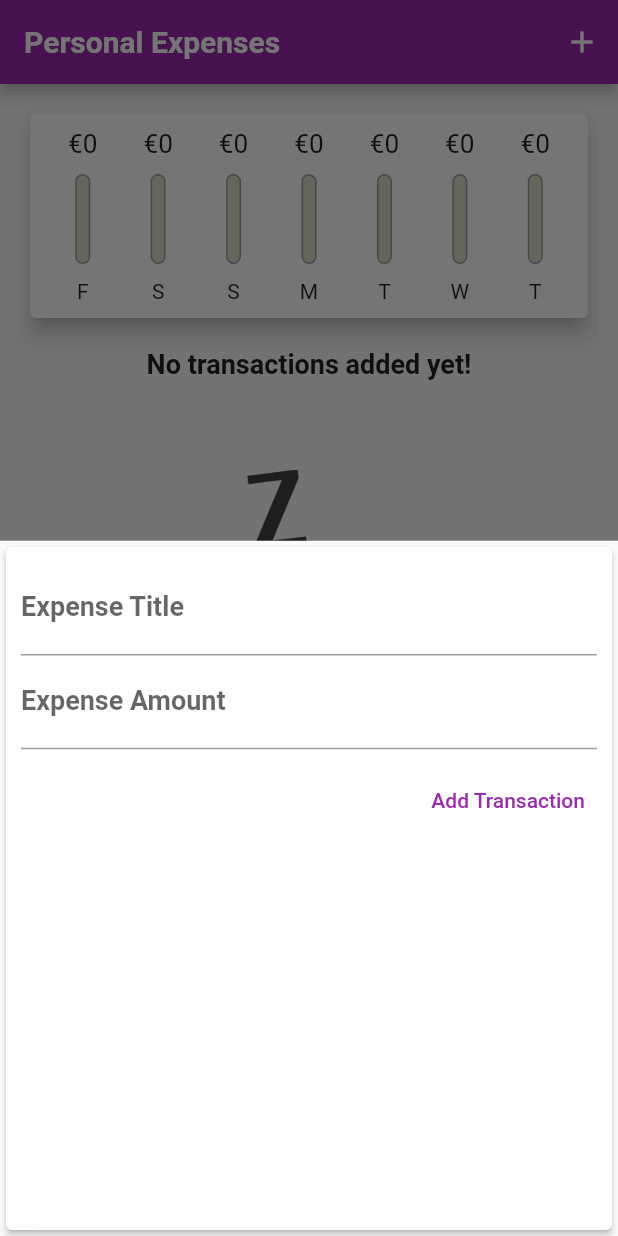
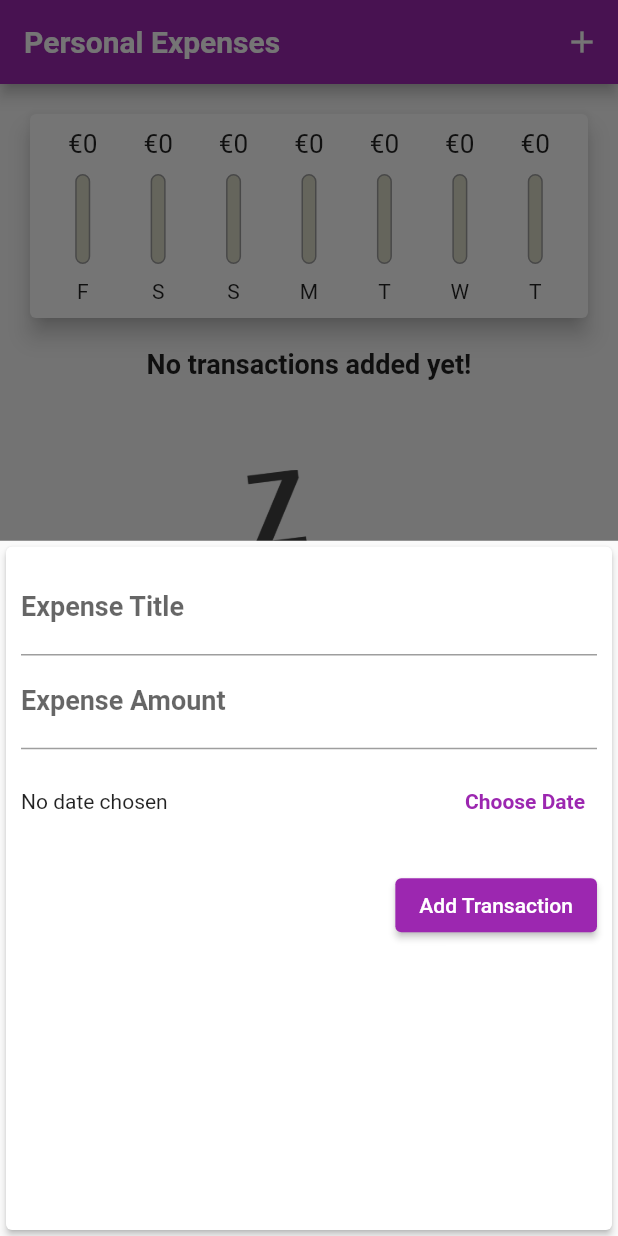
Before and after one commit to stevematdavies/flutter_psa, a Flutter app: the screen it shows after launch, after a tap on the "add" icon, on a phone screen of 412 x 824 dp. Run offline on Flutter 3.47's test engine with Material 2 defaults, Android fonts, the phone set to English and light mode, and no system bars; Roboto replaces fonts that are missing (OpenSans).

Commit message:
Adding date picker

```diff
--- a/lib/widgets/new_transaction.dart
+++ b/lib/widgets/new_transaction.dart
@@ -1,29 +1,46 @@
 import 'package:flutter/material.dart';
+import 'package:intl/intl.dart';
 
 class NewTransaction extends StatefulWidget {
   final Function addTransactionCallback;
 
-
-  const NewTransaction(this.addTransactionCallback, {Key? key}) : super(key: key);
+  const NewTransaction(this.addTransactionCallback, {Key? key})
+      : super(key: key);
 
   @override
   State<NewTransaction> createState() => _NewTransactionState();
 }
 
 class _NewTransactionState extends State<NewTransaction> {
-  final titleInputController = TextEditingController();
-
-  final expenseInputController = TextEditingController();
+  final _titleInputController = TextEditingController();
+  final _expenseInputController = TextEditingController();
+  DateTime ?_selectedDateOfTransaction;
 
   void _submitData() {
-    final title = titleInputController.text;
-    final amount = double.parse(expenseInputController.text);
+    final title = _titleInputController.text;
+    final amount = double.parse(_expenseInputController.text);
     if (title.isEmpty || amount <= 0) {
       return;
     }
-    widget.addTransactionCallback(title,amount);
+    widget.addTransactionCallback(title, amount);
 
     Navigator.of(context).pop();
+  }
+
+  void _presentDatePicker() {
+    showDatePicker(
+            context: context,
+            initialDate: DateTime.now(),
+            firstDate: DateTime(2021),
+            lastDate: DateTime.now())
+        .then((d) {
+      if (d == null) {
+        return;
+      }
+      setState(() {
+        _selectedDateOfTransaction = d;
+      });
+    });
   }
 
   @override
@@ -36,24 +53,43 @@ class _NewTransactionState extends State<NewTransaction> {
           crossAxisAlignment: CrossAxisAlignment.end,
           children: <Widget>[
             TextField(
-              controller: titleInputController,
+              controller: _titleInputController,
               onSubmitted: (_) => _submitData(),
               decoration: const InputDecoration(labelText: "Expense Title"),
             ),
             TextField(
-              controller: expenseInputController,
+              controller: _expenseInputController,
               keyboardType: TextInputType.number,
               onSubmitted: (_) => _submitData(),
               decoration: const InputDecoration(labelText: "Expense Amount"),
             ),
+            SizedBox(
+              height: 70,
+              child: Row(
+                children: [
+                  Expanded(
+                    child: Text(_selectedDateOfTransaction == null
+                        ? "No date chosen"
+                        : DateFormat('dd/MM/yyyy')
+                            .format(_selectedDateOfTransaction!)),
+                  ),
+                  TextButton(
+                    onPressed: _presentDatePicker,
+                    style: TextButton.styleFrom(
+                        textStyle: TextStyle(
+                            color: Theme.of(context).colorScheme.primary)),
+                    child: const Text("Choose Date",
+                        style: TextStyle(
+                          fontWeight: FontWeight.bold,
+                        )),
+                  )
+                ],
+              ),
+            ),
             Container(
               margin: const EdgeInsets.only(top: 10, bottom: 10),
-              child: TextButton(
-                  onPressed: _submitData,
-                  child: const Text(
-                    "Add Transaction",
-                    style: TextStyle(color: Colors.purple),
-                  )),
+              child: ElevatedButton(
+                  onPressed: _submitData, child: const Text("Add Transaction")),
             )
           ],
         ),
```
Also changed, not shown: lib/main.dart (+6 -5 lines).
